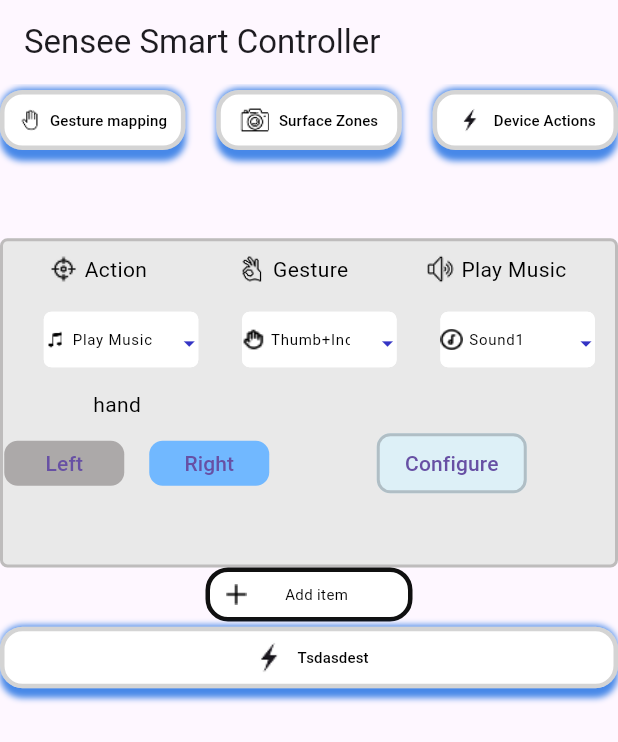
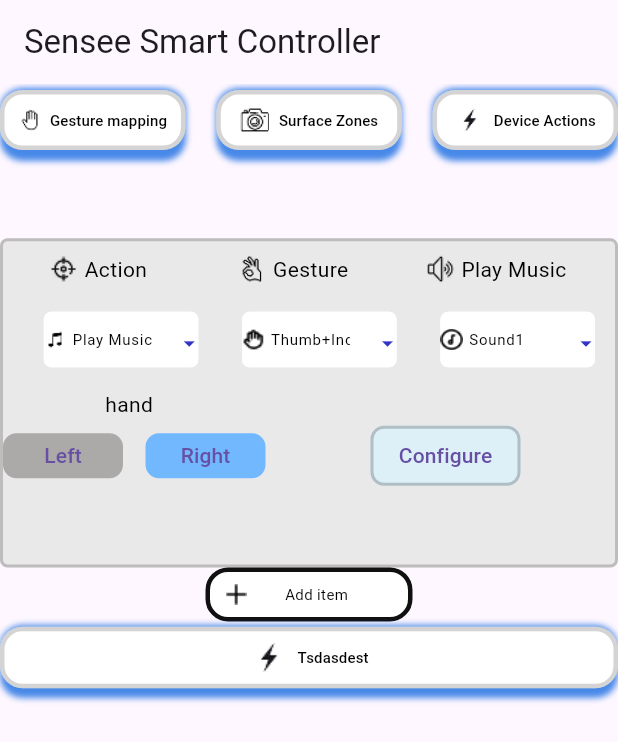
Before and after one commit to RafailAndreou/sensee, a Flutter app: the screen it shows after launch, on a phone screen of 412 x 824 dp. Shown: the top 742 px of the screen. Run offline on Flutter 3.47's test engine with Material 3 defaults, Android fonts, the phone set to English and light mode, and no system bars; missing offline and left inert: ir_sensor_plugin.

Commit message:
buildhandlabel flexible for dynamic sizing

```diff
--- a/surface_controller/lib/screen/gesturemapping/widgets/connection/connection.dart
+++ b/surface_controller/lib/screen/gesturemapping/widgets/connection/connection.dart
@@ -133,9 +133,11 @@ class Connection extends StatelessWidget {
   Widget _buildHandLabel() {
     return Row(
       children: const [
-        SizedBox(width: 60),
-        Text("hand", style: TextStyle(color: Colors.black)),
-        SizedBox(width: 5),
+        Spacer(flex: 1),
+        Flexible(
+          flex: 5,
+          child: Text("hand", style: TextStyle(color: Colors.black)),
+        ),
       ],
     );
   }
@@ -145,11 +147,8 @@ class Connection extends StatelessWidget {
     return Row(
       children: [
         SizedBox(
-          height: 80,
-          width: 350,
           child: Column(
             children: [
-              const SizedBox(height: 5),
               Row(
                 mainAxisAlignment: MainAxisAlignment.spaceEvenly,
                 children: [
```
